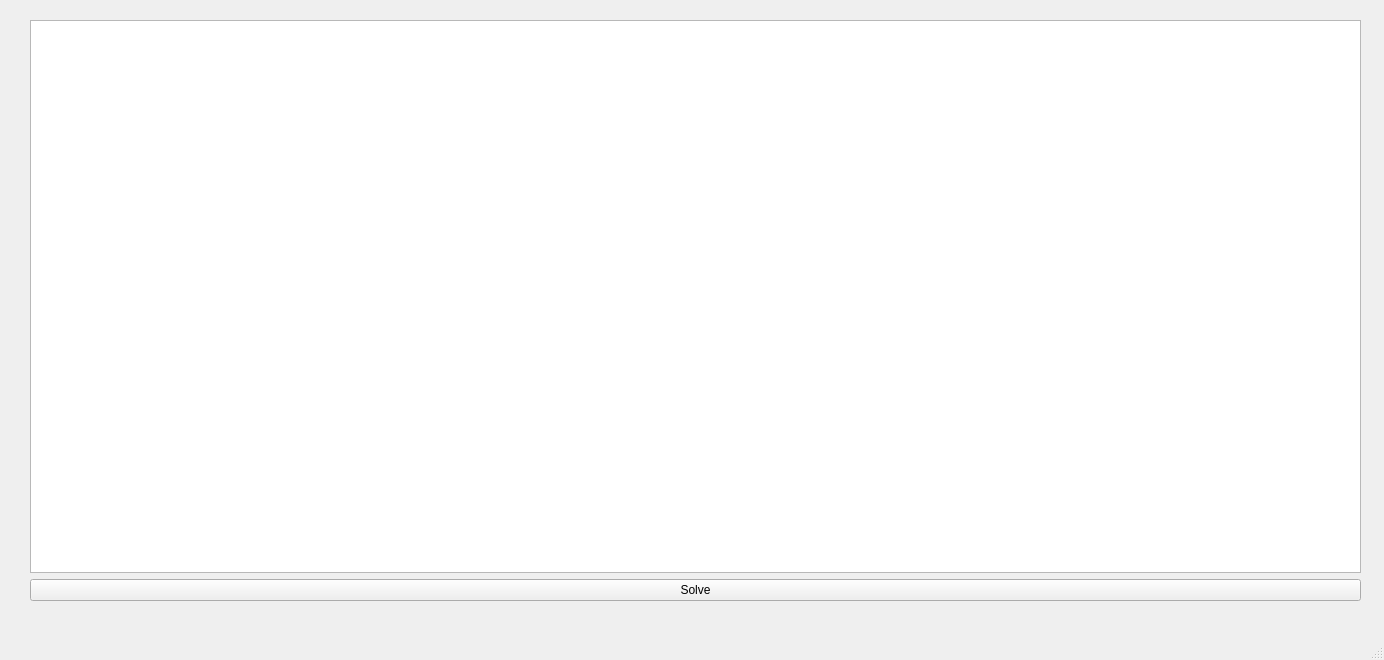
pyroll-project/pyroll-gui, file pyroll/gui/mainwindow.ui: the form before one commit.
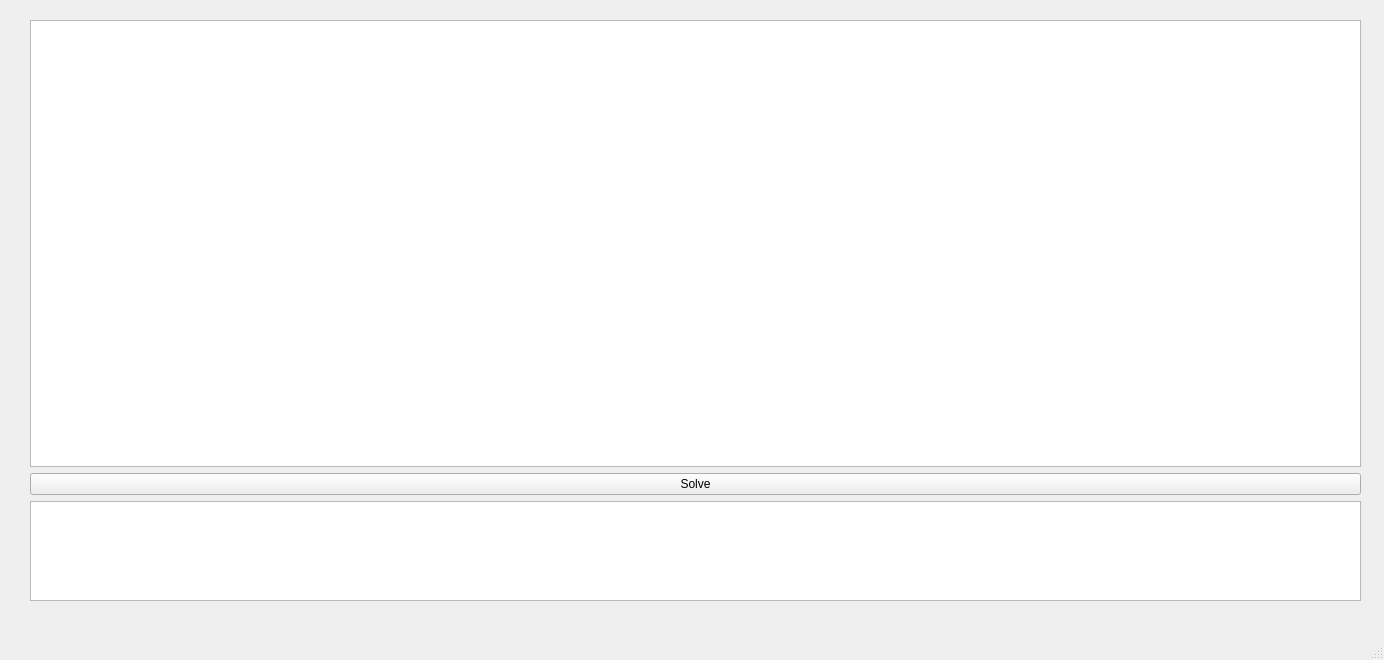
The form after the commit.

Patch:
```diff
--- a/pyroll/gui/mainwindow.ui
+++ b/pyroll/gui/mainwindow.ui
@@ -47,6 +47,31 @@
               </property>
             </widget>
           </item>
+     <item>
+      <widget class="QTextEdit" name="logText">
+       <property name="sizePolicy">
+        <sizepolicy hsizetype="Expanding" vsizetype="Minimum">
+         <horstretch>0</horstretch>
+         <verstretch>0</verstretch>
+        </sizepolicy>
+       </property>
+       <property name="minimumSize">
+        <size>
+         <width>0</width>
+         <height>100</height>
+        </size>
+       </property>
+       <property name="maximumSize">
+        <size>
+         <width>16777215</width>
+         <height>100</height>
+        </size>
+       </property>
+       <property name="readOnly">
+        <bool>true</bool>
+       </property>
+      </widget>
+     </item>
         </layout>
       </widget>
     </widget>
```
Left out of the diff: 16 changed lines with no effect on the pictures. Lines whose indentation alone changed are shown as unchanged.
